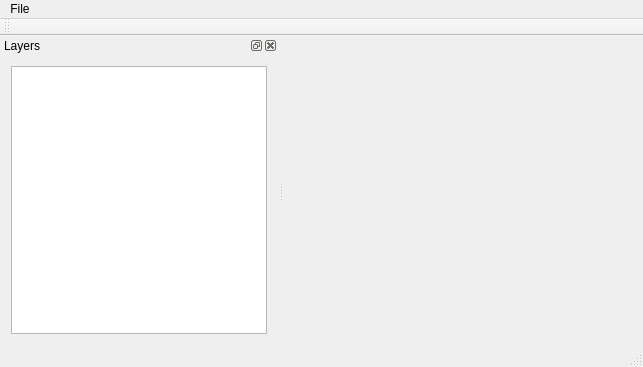
First picture: the form in iqamemainwindow.ui, repository 0x6368656174/iqAeroMapEditor, before the edit.
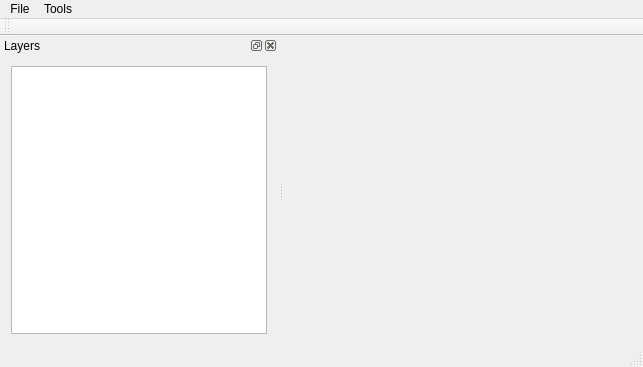
Second picture: the form after the edit. Custom widgets are drawn as their Qt base class.

The edit to the form file:
```diff
--- a/iqamemainwindow.ui
+++ b/iqamemainwindow.ui
@@ -69,7 +69,14 @@
     <addaction name="separator"/>
     <addaction name="actionClose"/>
    </widget>
+   <widget class="QMenu" name="menuTools">
+    <property name="title">
+     <string>Tools</string>
+    </property>
+    <addaction name="actionLogs"/>
+   </widget>
    <addaction name="menuFile"/>
+   <addaction name="menuTools"/>
   </widget>
   <action name="actionATD_Menu_Editor">
    <property name="text">
```
Left out of the diff: 13 changed lines with no effect on the pictures.
